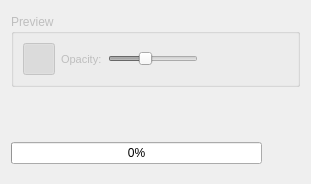
polmonso/ccboost_segmentation, file DockWidget/CvlabPanel.ui: the form before one commit.
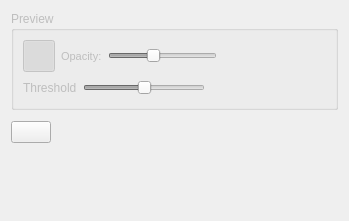
The form after the commit. Icons and pictures are not drawn. Custom widgets are drawn as their Qt base class.

Commit message: first finished preview espina, with load

Patch:
```diff
--- a/DockWidget/CvlabPanel.ui
+++ b/DockWidget/CvlabPanel.ui
@@ -6,8 +6,8 @@
    <rect>
     <x>0</x>
     <y>0</y>
-    <width>311</width>
-    <height>184</height>
+    <width>349</width>
+    <height>221</height>
    </rect>
   </property>
   <property name="windowTitle">
@@ -121,11 +121,59 @@
         </item>
        </layout>
       </item>
+      <item>
+       <layout class="QHBoxLayout" name="horizontalLayout_3">
+        <item>
+         <widget class="QLabel" name="label">
+          <property name="text">
+           <string>Threshold</string>
+          </property>
+         </widget>
+        </item>
+        <item>
+         <widget class="QSlider" name="previewThreshold">
+          <property name="maximum">
+           <number>100</number>
+          </property>
+          <property name="value">
+           <number>50</number>
+          </property>
+          <property name="orientation">
+           <enum>Qt::Horizontal</enum>
+          </property>
+         </widget>
+        </item>
+        <item>
+         <spacer name="horizontalSpacer_2">
+          <property name="orientation">
+           <enum>Qt::Horizontal</enum>
+          </property>
+          <property name="sizeHint" stdset="0">
+           <size>
+            <width>40</width>
+            <height>20</height>
+           </size>
+          </property>
+         </spacer>
+        </item>
+       </layout>
+      </item>
      </layout>
     </widget>
    </item>
    <item>
     <layout class="QHBoxLayout" name="horizontalLayout_2">
+     <item>
+      <widget class="QPushButton" name="openOverlay">
+       <property name="text">
+        <string/>
+       </property>
+       <property name="icon">
+        <iconset resource="../../refinedautosegment/rsc/ras.qrc">
+         <normaloff>:/ras/load_labels.svg</normaloff>:/ras/load_labels.svg</iconset>
+       </property>
+      </widget>
+     </item>
      <item>
       <spacer name="horizontalSpacer">
        <property name="orientation">
@@ -139,19 +187,6 @@
        </property>
       </spacer>
      </item>
-     <item>
-      <widget class="ActionSelectorWidget" name="updateTrainer" native="true">
-       <property name="enabled">
-        <bool>false</bool>
-       </property>
-       <property name="minimumSize">
-        <size>
-         <width>32</width>
-         <height>32</height>
-        </size>
-       </property>
-      </widget>
-     </item>
      <item>
       <widget class="QPushButton" name="createSegmentations">
        <property name="enabled">
@@ -190,29 +225,6 @@
        </property>
       </widget>
      </item>
-    </layout>
-   </item>
-   <item>
-    <layout class="QHBoxLayout" name="horizontalLayout_5">
-     <item>
-      <widget class="QProgressBar" name="progressBar">
-       <property name="sizePolicy">
-        <sizepolicy hsizetype="MinimumExpanding" vsizetype="Fixed">
-         <horstretch>0</horstretch>
-         <verstretch>0</verstretch>
-        </sizepolicy>
-       </property>
-       <property name="minimumSize">
-        <size>
-         <width>140</width>
-         <height>0</height>
-        </size>
-       </property>
-       <property name="value">
-        <number>0</number>
-       </property>
-      </widget>
-     </item>
      <item>
       <widget class="QPushButton" name="abortAutoSegmenter">
        <property name="enabled">
@@ -259,16 +271,21 @@
      </item>
     </layout>
    </item>
+   <item>
+    <spacer name="verticalSpacer">
+     <property name="orientation">
+      <enum>Qt::Vertical</enum>
+     </property>
+     <property name="sizeHint" stdset="0">
+      <size>
+       <width>20</width>
+       <height>40</height>
+      </size>
+     </property>
+    </spacer>
+   </item>
   </layout>
  </widget>
- <customwidgets>
-  <customwidget>
-   <class>ActionSelectorWidget</class>
-   <extends>QWidget</extends>
-   <header>GUI/Widgets/ActionSelectorWidget.h</header>
-   <container>1</container>
-  </customwidget>
- </customwidgets>
  <resources>
   <include location="../../refinedautosegment/rsc/ras.qrc"/>
   <include location="../../../App/rsc/espina.qrc"/>
```
Left out of the diff: 2 changed lines with no effect on the pictures. The commit also changes 15 other files.
